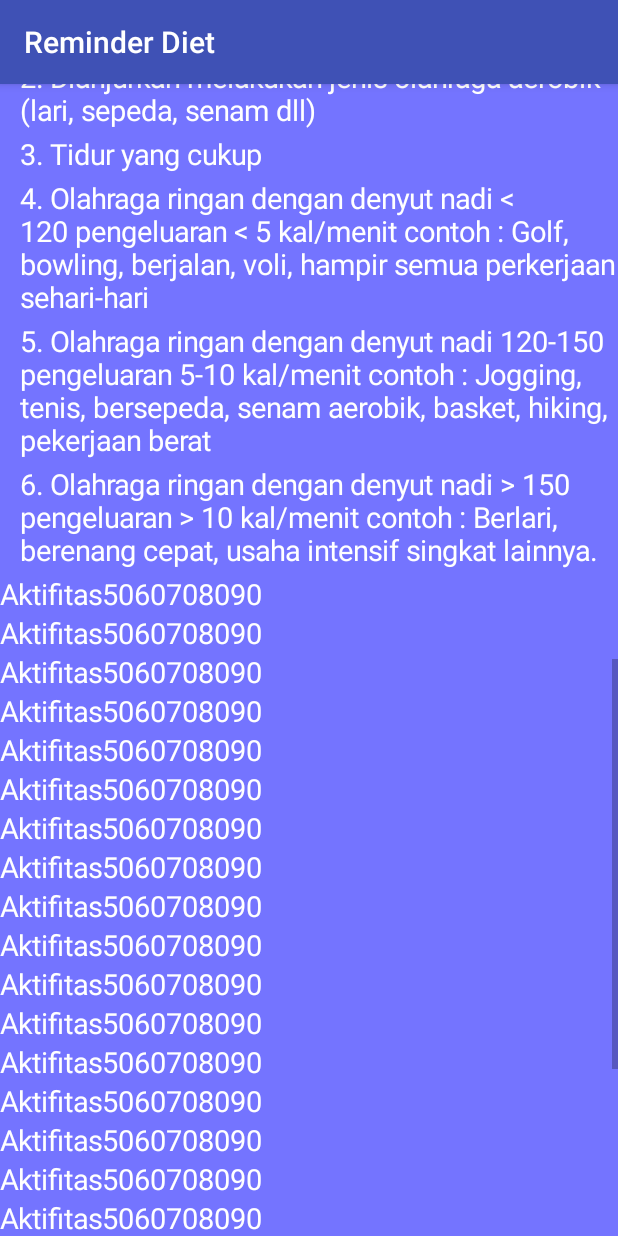
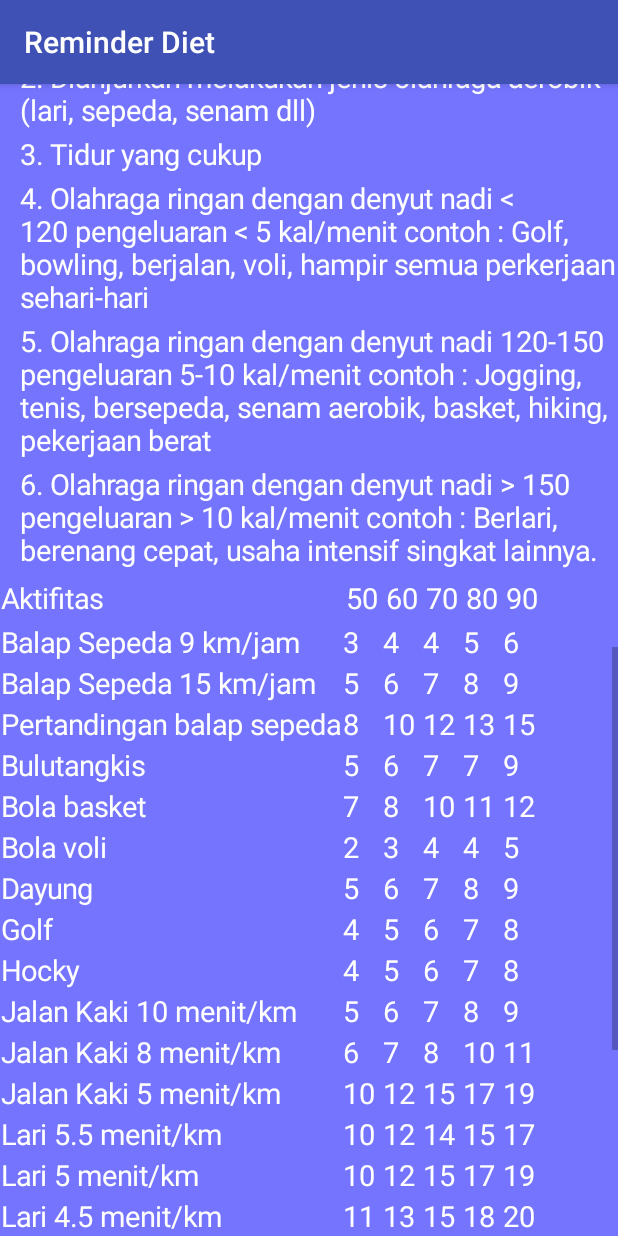
Before and after one commit to mrozid/ReminderDiet, an Android app: the Tips screen opened directly, with no data from a screen before it, scrolled down 1074 dp, on a phone screen of 412 x 824 dp. Run offline under Robolectric (Android 15) with nearby library versions, the phone set to English and light mode, and no system bars.

Commit message:
modifiet 2

```diff
--- a/app/src/main/java/com/diet/user/reminderdiet/Tips.java
+++ b/app/src/main/java/com/diet/user/reminderdiet/Tips.java
@@ -151,36 +151,42 @@ public class Tips extends AppCompatActivity {
         label1.setText("Aktifitas");
         label1.setTextSize(19);
         label1.setTextColor(Color.WHITE);
+        label1.setPadding(1, 1, 1, 1);
         tbr.addView(label1);
         TextView label50 = new TextView(this);
         label50.setId(count++);
         label50.setText("50");
         label50.setTextSize(19);
         label50.setTextColor(Color.WHITE);
+        label50.setPadding(4, 4, 4, 4);
         tbr.addView(label50);
         TextView label60 = new TextView(this);
         label60.setId(count++);
         label60.setText("60");
         label60.setTextSize(19);
         label60.setTextColor(Color.WHITE);
+        label60.setPadding(4, 4, 4, 4);
         tbr.addView(label60);
         TextView label70 = new TextView(this);
         label70.setId(count++);
         label70.setText("70");
         label70.setTextSize(19);
         label70.setTextColor(Color.WHITE);
+        label70.setPadding(4, 4, 4, 4);
         tbr.addView(label70);
         TextView label80 = new TextView(this);
         label80.setId(count++);
         label80.setText("80");
         label80.setTextSize(19);
         label80.setTextColor(Color.WHITE);
+        label80.setPadding(4, 4, 4, 4);
         tbr.addView(label80);
         TextView label90 = new TextView(this);
         label90.setId(count++);
         label90.setText("90");
         label90.setTextSize(19);
         label90.setTextColor(Color.WHITE);
+        label90.setPadding(4, 4, 4, 4);
         tbr.addView(label90);
 
         tabelahraga.addView(tbr, new TableLayout.LayoutParams(
@@ -200,40 +206,47 @@ public class Tips extends AppCompatActivity {
                         TableRow.LayoutParams.WRAP_CONTENT));
 
                 TextView label11 = new TextView(this);
+                label11.setMaxWidth(400);
                 label11.setId(count++);
-                label11.setText("Aktifitas");
+                label11.setText(olahraga.getString(olahraga.getColumnIndex("aktifitas_olahraga")));
                 label11.setTextSize(19);
                 label11.setTextColor(Color.WHITE);
+                label11.setPadding(1,1,1,1);
                 tbr1.addView(label11);
                 TextView label501 = new TextView(this);
                 label501.setId(count++);
-                label501.setText("50");
+                label501.setText(olahraga.getString(olahraga.getColumnIndex("50")));
                 label501.setTextSize(19);
                 label501.setTextColor(Color.WHITE);
+                label501.setPadding(1, 1, 1, 1);
                 tbr1.addView(label501);
                 TextView label601 = new TextView(this);
                 label601.setId(count++);
-                label601.setText("60");
+                label601.setText(olahraga.getString(olahraga.getColumnIndex("60")));
                 label601.setTextSize(19);
                 label601.setTextColor(Color.WHITE);
+                label601.setPadding(1, 1, 1, 1);
                 tbr1.addView(label601);
                 TextView label701 = new TextView(this);
                 label701.setId(count++);
-                label701.setText("70");
+                label701.setText(olahraga.getString(olahraga.getColumnIndex("70")));
                 label701.setTextSize(19);
                 label701.setTextColor(Color.WHITE);
+                label701.setPadding(1, 1, 1, 1);
                 tbr1.addView(label701);
                 TextView label801 = new TextView(this);
                 label801.setId(count++);
-                label801.setText("80");
+                label801.setText(olahraga.getString(olahraga.getColumnIndex("80")));
                 label801.setTextSize(19);
                 label801.setTextColor(Color.WHITE);
+                label801.setPadding(1, 1, 1, 1);
                 tbr1.addView(label801);
                 TextView label901 = new TextView(this);
                 label901.setId(count++);
-                label901.setText("90");
+                label901.setText(olahraga.getString(olahraga.getColumnIndex("90")));
                 label901.setTextSize(19);
                 label901.setTextColor(Color.WHITE);
+                label901.setPadding(1, 1, 1, 1);
                 tbr1.addView(label901);
 
                 tabelahraga.addView(tbr1, new TableLayout.LayoutParams(
--- a/app/src/main/res/layout/activity_tips.xml
+++ b/app/src/main/res/layout/activity_tips.xml
@@ -29,6 +29,7 @@
             android:layout_height="match_parent"
             android:layout_alignParentTop="true"
             android:layout_centerHorizontal="true"
-            android:id="@+id/tbViewTips"></TableLayout>
+            android:id="@+id/tbViewTips"
+            android:baselineAligned="false"></TableLayout>
     </ScrollView>
 </RelativeLayout>
--- a/app/src/main/res/layout/activity_view_user.xml
+++ b/app/src/main/res/layout/activity_view_user.xml
@@ -235,7 +235,7 @@
                     android:layout_width="150dp"
                     android:layout_height="wrap_content"
                     android:layout_column="0"
-                    android:text="IMF \n Kategori"
+                    android:text="IMT \n Kategori"
                     android:textAppearance="?android:attr/textAppearanceMedium"
                     android:textColor="@android:color/white"
                     android:textSize="10pt" />
```
Also changed, not shown: app/src/main/AndroidManifest.xml (+16 -14 lines), app/src/main/java/com/diet/user/reminderdiet/Test.java (added, +13 -0 lines), app/src/main/java/com/diet/user/reminderdiet/ViewUser.java (+19 -13 lines), app/src/main/res/layout/activity_test.xml (added, +69 -0 lines), 2 other files.
